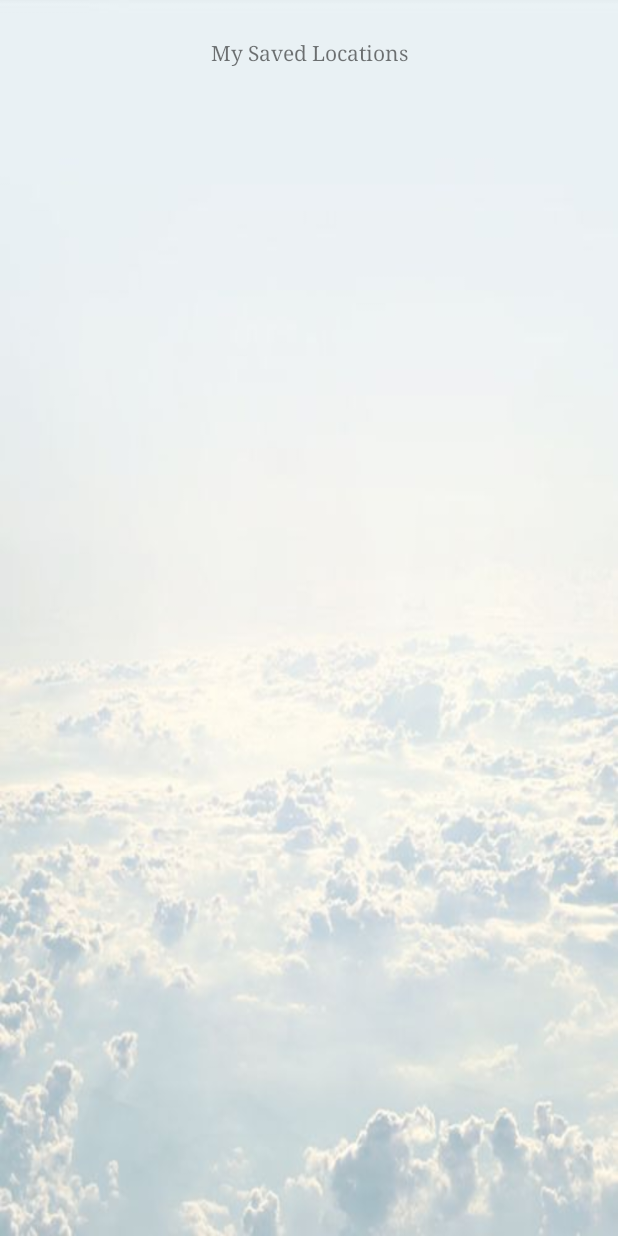
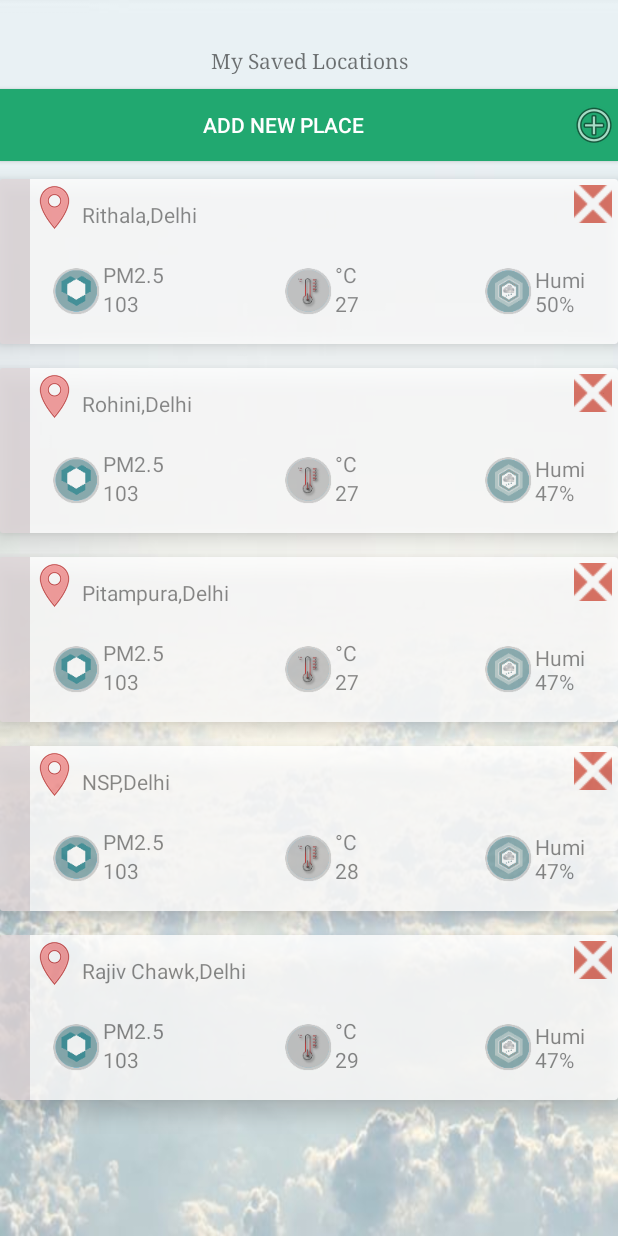
Before and after one commit to Waged/AQI, an Android app: the SavedLocations screen opened directly, with no data from a screen before it, on a phone screen of 412 x 824 dp. Run offline under Robolectric (Android 15) with nearby library versions, the phone set to English and light mode, and no system bars; our stand-ins replace ButterKnife.

Commit message:
RecyclerView with good interface

```diff
--- /dev/null
+++ b/app/src/main/java/in/purelogic/aqi/Adapters/FavLocationAdapter.java
@@ -0,0 +1,67 @@
+package in.purelogic.aqi.Adapters;
+
+
+import android.support.v7.widget.RecyclerView;
+import android.view.LayoutInflater;
+import android.view.View;
+import android.view.ViewGroup;
+import android.widget.Button;
+import android.widget.ImageButton;
+import android.widget.ImageView;
+import android.widget.TextView;
+import java.util.List;
+import in.purelogic.aqi.PlaceRecord;
+import in.purelogic.aqi.R;
+
+
+public class FavLocationAdapter extends RecyclerView.Adapter<FavLocationAdapter.FavLocationViewHolder> {
+
+    private List<PlaceRecord> placeRecordList ;
+
+
+    // Provide a suitable constructor (depends on the kind of dataset)
+    public FavLocationAdapter(List<PlaceRecord> placeRecordList) {
+        this.placeRecordList = placeRecordList;
+
+    }
+
+    @Override
+    public FavLocationViewHolder onCreateViewHolder(ViewGroup parent, int viewType) {
+        View itemView = LayoutInflater.from(parent.getContext())
+                .inflate(R.layout.list_item, parent, false);
+
+        return new FavLocationViewHolder(itemView);
+
+
+    }
+
+    @Override
+    public void onBindViewHolder(FavLocationViewHolder holder, int position) {
+        holder.myFavLoc.setText(placeRecordList.get(position).getLocationName());
+        holder.pm25.setText(placeRecordList.get(position).getPm25());
+        holder.temp.setText(placeRecordList.get(position).getTemp());
+        holder.humid.setText(placeRecordList.get(position).getHumid());
+
+    }
+
+    @Override
+    public int getItemCount() {
+        return placeRecordList.size();
+    }
+
+
+    public class FavLocationViewHolder extends RecyclerView.ViewHolder {
+        public TextView myFavLoc,pm25,humid,temp;
+        public ImageButton removePlace;
+
+        public FavLocationViewHolder(View itemView) {
+            super(itemView);
+            myFavLoc = (TextView)itemView.findViewById(R.id.map_tvMyLocation);
+            pm25 = (TextView)itemView.findViewById(R.id.map_tvPm25);
+            temp = (TextView)itemView.findViewById(R.id.map_tvTemp);
+            humid = (TextView)itemView.findViewById(R.id.map_tvHumid);
+            removePlace= (ImageButton)itemView.findViewById(R.id.ibRemove);
+
+        }
+    }
+}
--- /dev/null
+++ b/app/src/main/java/in/purelogic/aqi/PlaceRecord.java
@@ -0,0 +1,86 @@
+package in.purelogic.aqi;
+
+import com.google.android.gms.maps.model.LatLng;
+
+public class PlaceRecord {
+
+    String locationName;
+    int locationAqiImg;
+    String locationMsg;
+    String temp;
+    String humid;
+    String pm25;
+    LatLng latLng ;
+
+    public PlaceRecord(String locationName, String locationMsg, String temp, String humid, String pm25) {
+        this.locationName = locationName;
+        this.locationMsg = locationMsg;
+        this.temp = temp;
+        this.humid = humid;
+        this.pm25 = pm25;
+
+    }
+
+
+
+
+//getters
+    public String getLocationName() {
+        return locationName;
+    }
+
+    public int getLocationAqiImg() {
+        return locationAqiImg;
+    }
+
+    public String getLocationMsg() {
+        return locationMsg;
+    }
+
+    public LatLng getLatLng() {
+
+        return latLng;
+    }
+
+    public String getTemp() {
+        return temp;
+    }
+
+    public String getHumid() {
+        return humid;
+    }
+
+    public String getPm25() {
+        return pm25;
+    }
+
+//Setters
+    public void setLocationName(String locationName) {
+        this.locationName = locationName;
+    }
+
+    public void setLocationAqiImg(int locationAqiImg) {
+        this.locationAqiImg = locationAqiImg;
+    }
+
+    public void setLocationMsg(String locationMsg) {
+        this.locationMsg = locationMsg;
+    }
+
+    public void setLatLng(LatLng latLng) {
+        this.latLng = latLng;
+    }
+
+    public void setTemp(String temp) {
+        this.temp = temp;
+    }
+
+    public void setHumid(String humid) {
+        this.humid = humid;
+    }
+
+    public void setPm25(String pm25) {
+        this.pm25 = pm25;
+    }
+
+}
--- a/app/src/main/java/in/purelogic/aqi/activities/MapsActivity.java
+++ b/app/src/main/java/in/purelogic/aqi/activities/MapsActivity.java
@@ -172,9 +172,9 @@ public class MapsActivity extends FragmentActivity implements OnMapReadyCallback
             e.printStackTrace();
         }
 
-        SavedLocations.places.add(label);
-        SavedLocations.arrayAdapter.notifyDataSetChanged();
-        SavedLocations.locations.add(point);
+       // SavedLocations.places.add(label);
+       // SavedLocations.arrayAdapter.notifyDataSetChanged();
+        //SavedLocations.locations.add(point);
 
         mMap.addMarker(new MarkerOptions()
                 .position(point)
--- a/app/src/main/java/in/purelogic/aqi/activities/SavedLocations.java
+++ b/app/src/main/java/in/purelogic/aqi/activities/SavedLocations.java
@@ -3,13 +3,19 @@ package in.purelogic.aqi.activities;
 import android.content.Intent;
 import android.support.v7.app.AppCompatActivity;
 import android.os.Bundle;
+import android.support.v7.widget.DefaultItemAnimator;
 import android.support.v7.widget.LinearLayoutManager;
 import android.support.v7.widget.RecyclerView;
 import android.util.Log;
 import android.view.View;
 import android.widget.AdapterView;
 import android.widget.ArrayAdapter;
+import android.widget.Button;
+import android.widget.ImageButton;
 import android.widget.ListView;
+import android.widget.Toast;
+import butterknife.ButterKnife;
+import butterknife.OnClick;
 
 import com.google.android.gms.maps.model.LatLng;
 
@@ -18,41 +24,65 @@ import java.util.List;
 
 import butterknife.BindView;
 import butterknife.ButterKnife;
+import butterknife.OnClick;
+import in.purelogic.aqi.Adapters.FavLocationAdapter;
+import in.purelogic.aqi.PlaceRecord;
 import in.purelogic.aqi.R;
 
 public class SavedLocations extends AppCompatActivity {
 
 
-    static ArrayList<String> places;
-    static ArrayAdapter arrayAdapter;
-    static ArrayList<LatLng> locations;
+    @BindView(R.id.recycler_view)
+    RecyclerView recyclerView;
 
-    private RecyclerView.Adapter mAdapter;
-    private RecyclerView.LayoutManager mLayoutManager;
 
-    @BindView(R.id.list_view)
-    RecyclerView recyclerView ;
 
+    private List<PlaceRecord> placeRecords = new ArrayList<>();
+    private FavLocationAdapter mAdapter;
+
+    @BindView(R.id.btnAddNewFav)
+    Button btnAddNewFav;
 
     @Override
     protected void onCreate(Bundle savedInstanceState) {
         super.onCreate(savedInstanceState);
         setContentView(R.layout.activity_saved_locations);
         ButterKnife.bind(this);
-        recyclerView.setHasFixedSize(true);
-        mLayoutManager = new LinearLayoutManager(this);
+
+        btnAddNewFav.setOnClickListener(new View.OnClickListener() {
+            @Override
+            public void onClick(View view) {
+                Toast.makeText(SavedLocations.this, "We will redirect to Maps !", Toast.LENGTH_SHORT).show();
+            }
+        });
+
+        mAdapter = new FavLocationAdapter(placeRecords);
+        RecyclerView.LayoutManager mLayoutManager = new LinearLayoutManager(getApplicationContext());
         recyclerView.setLayoutManager(mLayoutManager);
+        recyclerView.setItemAnimator(new DefaultItemAnimator());
+        recyclerView.setAdapter(mAdapter);
+        initPlacesData();
+    }
 
+    private void initPlacesData() {
+        PlaceRecord placeRecord = new PlaceRecord( "Rithala,Delhi","Good Air ", "27",  "50%", "103");
+        placeRecords.add(placeRecord);
 
-        places = new ArrayList<>();
-        places.add("Add a new place...");
-        locations = new ArrayList<>();
-        locations.add(new LatLng(0, 0));
-        Log.i("Places", places.toString());
-        arrayAdapter = new ArrayAdapter(this, android.R.layout.simple_list_item_1, places);
-        recyclerView.setAdapter();
+        placeRecord = new PlaceRecord("Rohini,Delhi","Good", "27",  "47%", "103");
+        placeRecords.add(placeRecord);
 
+        placeRecord = new PlaceRecord("Pitampura,Delhi","Good", "27", "47%","103");
+        placeRecords.add(placeRecord);
+
+        placeRecord = new PlaceRecord("NSP,Delhi","Good", "28", "47%","103");
+        placeRecords.add(placeRecord);
+
+        placeRecord = new PlaceRecord("Rajiv Chawk,Delhi","Good", "29", "47%","103");
+        placeRecords.add(placeRecord);
+
+        mAdapter.notifyDataSetChanged();
 
 
     }
+
 }
--- a/app/src/main/res/layout/activity_saved_locations.xml
+++ b/app/src/main/res/layout/activity_saved_locations.xml
@@ -13,16 +13,27 @@
 <TextView
     android:layout_width="match_parent"
     android:text="My Saved Locations"
-    android:layout_marginTop="20dp"
+    android:layout_marginTop="25dp"
     android:typeface="serif"
     android:gravity="center"
     android:layout_height="30dp" />
+<Button
+    android:id="@+id/btnAddNewFav"
+    android:onClick="AddNewFavPlace"
+    android:drawableRight="@android:drawable/ic_menu_add"
+    android:layout_width="match_parent"
+    android:layout_height="wrap_content"
+    android:textColor="@color/colorWhite"
+    android:layout_marginBottom="4dp"
+    android:layout_marginTop="4dp"
+    android:text="Add New Place "
+    android:background="@color/colorTextPrimaryGood"/>
+
 
         <android.support.v7.widget.RecyclerView
         android:id="@+id/recycler_view"
         android:layout_width="match_parent"
         android:layout_height="match_parent" />
 
-
 </LinearLayout>
 </LinearLayout>
--- a/app/src/main/res/layout/list_item.xml
+++ b/app/src/main/res/layout/list_item.xml
@@ -2,35 +2,42 @@
 <android.support.v7.widget.CardView
     android:id="@+id/map_fav_card_view"
     cardBackgroundColor="#60b0c8db"
-    cardCornerRadius="2dp"
+    cardCornerRadius="4dp"
     android:clickable="true"
     android:layout_width="match_parent"
     android:layout_height="110dp"
     android:alpha=".8"
     android:elevation="8dp"
     app:cardElevation="8dp"
+    android:layout_marginTop="8dp"
+    android:layout_marginBottom="8dp"
     xmlns:android="http://schemas.android.com/apk/res/android"
     xmlns:app="http://schemas.android.com/apk/res-auto">
 
     <RelativeLayout
         android:layout_width="match_parent"
         android:layout_height="match_parent">
+        <ImageView
+            android:id="@+id/ivAqiLevel"
+            android:layout_width="20dp"
+            android:layout_height="match_parent"
+            android:layout_alignParentLeft="true"
+            android:layout_alignParentStart="true"
+            android:src="@color/Grey"/>
 
         <ImageView
             android:id="@+id/imageView2"
             android:layout_width="30dp"
             android:layout_height="30dp"
             android:src="@drawable/mylocation"
-            android:layout_alignTop="@+id/ivFav"
+            android:layout_alignTop="@+id/ibRemove"
             android:layout_alignRight="@+id/ivPm25"
             android:layout_alignEnd="@+id/ivPm25"
             android:layout_marginRight="17dp"
             android:layout_marginEnd="17dp" />
-        <ImageView
-            android:id="@+id/ivAqiLevel"
-            android:layout_width="20dp"
-            android:layout_height="match_parent"
-            android:src="@color/Grey"/>
+
+
+
 
         <TextView
             android:id="@+id/map_tvMyLocation"
@@ -44,7 +51,7 @@
             android:layout_marginStart="21dp" />
 
         <ImageButton
-            android:id="@+id/ivFav"
+            android:id="@+id/ibRemove"
             android:clickable="true"
             android:background="@null"
             android:onClick="addToFavourites"
@@ -57,6 +64,7 @@
             android:layout_marginRight="4dp"
             android:layout_marginTop="4dp"
             android:src="@drawable/close" />
+
 
         <ImageView
             android:id="@+id/ivPm25"
@@ -133,8 +141,8 @@
             android:layout_height="wrap_content"
             android:text="NA"
             android:layout_alignBottom="@+id/ivHumid"
-            android:layout_toLeftOf="@+id/ivFav"
-            android:layout_toStartOf="@+id/ivFav" />
+            android:layout_toLeftOf="@+id/ibRemove"
+            android:layout_toStartOf="@+id/ibRemove" />
 
 
 
```
Also changed, not shown: app/src/main/java/in/purelogic/aqi/CustomLocationsAdapter.java (deleted, +0 -58 lines), app/src/main/java/in/purelogic/aqi/ListModel.java (deleted, +0 -35 lines).
